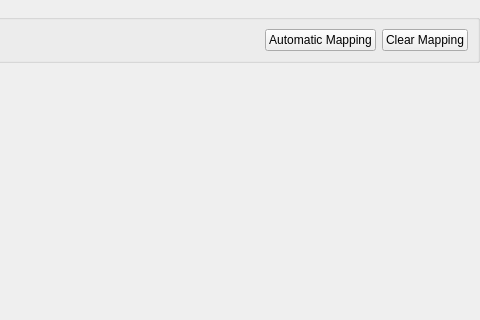
stenzek/duckstation, file src/duckstation-qt/controllerbindingwidget.ui: the form before one commit; both pictures show x 353 to 833 and y 0 to 320 of the 833 by 617 pixel window.
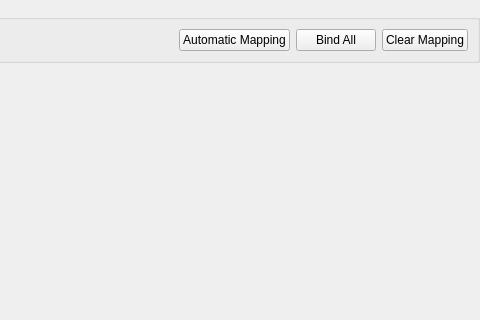
The form after the commit. Icons and pictures are not drawn.

Commit message: Qt: Add Bind All dialog

```diff
--- a/src/duckstation-qt/controllerbindingwidget.ui
+++ b/src/duckstation-qt/controllerbindingwidget.ui
@@ -156,6 +156,17 @@
         </property>
        </widget>
       </item>
+      <item>
+       <widget class="QPushButton" name="bindAll">
+        <property name="text">
+         <string>Bind All</string>
+        </property>
+        <property name="icon">
+         <iconset resource="resources/duckstation-qt.qrc">
+          <normaloff>:/icons/monochrome/svg/list-check.svg</normaloff>:/icons/monochrome/svg/list-check.svg</iconset>
+        </property>
+       </widget>
+      </item>
       <item>
        <widget class="QPushButton" name="clearBindings">
         <property name="text">
```
The commit also changes 10 other files.
